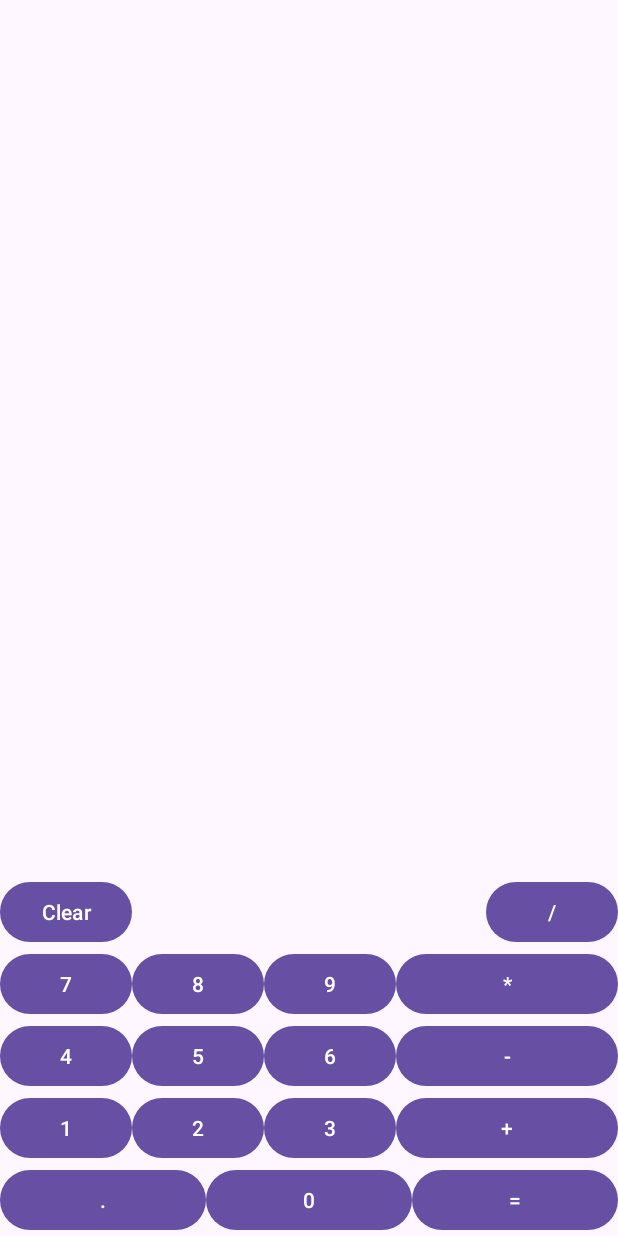
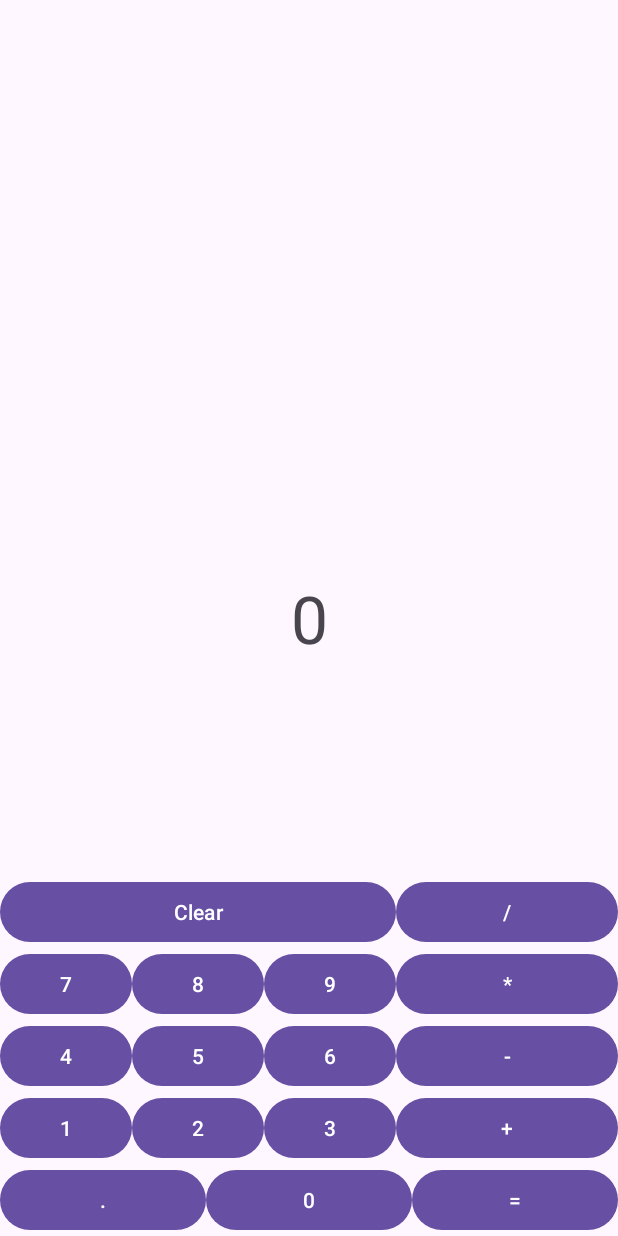
Before and after one commit to Karpenko-Oleksandr/calculator, an Android app: the screen it shows after launch (MainActivity), after a tap on "Clear", on a phone screen of 412 x 824 dp. Run offline under Robolectric (Android 15) with nearby library versions, the phone set to English and light mode, and no system bars; libraries missing offline, so code that uses them is left out: com.ezylang.evalex.

Commit message:
changed divide and clear buttons

```diff
--- a/app/src/main/java/com/example/calculator/MainActivity.kt
+++ b/app/src/main/java/com/example/calculator/MainActivity.kt
@@ -104,7 +104,7 @@ class MainActivity : AppCompatActivity() {
             resultTextView.text = numberStringBuilder
         }
         clearButton.setOnClickListener {
-            resultTextView.text=""
+            resultTextView.text="0"
             numberStringBuilder.clear()
         }
         equalButton.setOnClickListener {
--- a/app/src/main/res/layout/activity_main.xml
+++ b/app/src/main/res/layout/activity_main.xml
@@ -150,6 +150,7 @@
         app:layout_constraintBottom_toTopOf="@id/seven_number"
         android:layout_width="0dp"
         app:layout_constraintLeft_toLeftOf="parent"
+        app:layout_constraintRight_toLeftOf="@id/divide_button"
         android:layout_height="wrap_content" />
 
     <Button
@@ -158,6 +159,7 @@
         android:layout_width="0dp"
         android:layout_height="wrap_content"
         app:layout_constraintRight_toRightOf="parent"
+        app:layout_constraintLeft_toRightOf="@id/nine_number"
         app:layout_constraintBottom_toTopOf="@id/multiply_button" />
 
 </androidx.constraintlayout.widget.ConstraintLayout>
```
